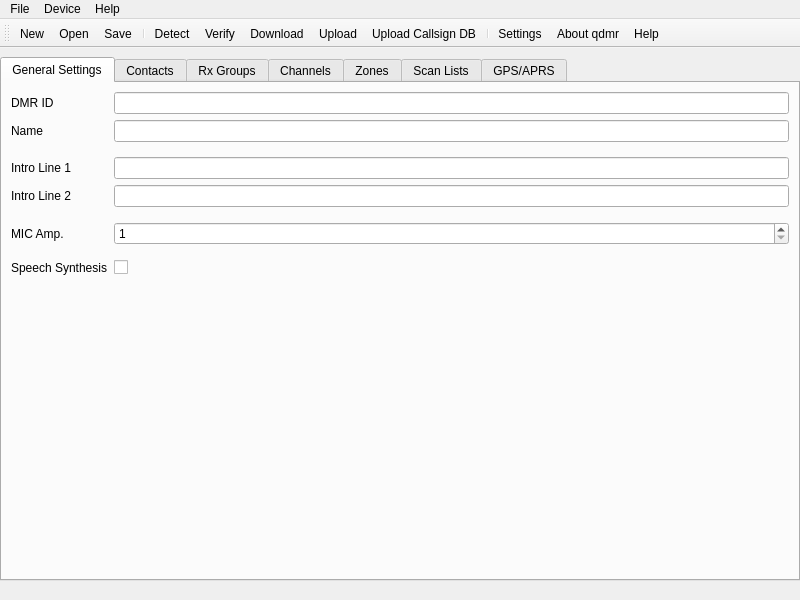
Old version of the form shared/mainwindow.ui in the repository hmatuschek/qdmr.
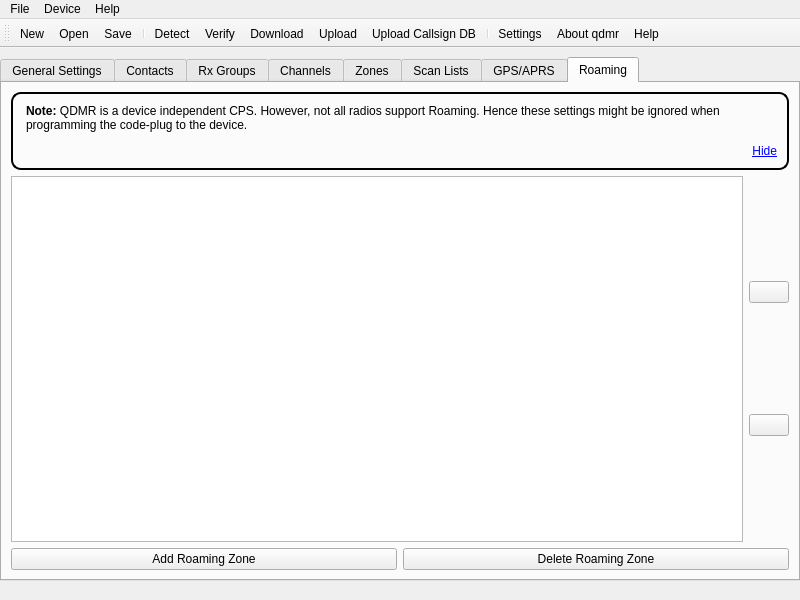
New version of the form. The open tabs and pages were chosen to show the change. Icons and pictures are not drawn.

Commit message: Added roaming tab to main window.

Diff of the .ui file:
```diff
--- a/shared/mainwindow.ui
+++ b/shared/mainwindow.ui
@@ -720,6 +720,80 @@
         </item>
        </layout>
       </widget>
+      <widget class="QWidget" name="tabRoaming">
+       <attribute name="title">
+        <string>Roaming</string>
+       </attribute>
+       <layout class="QVBoxLayout" name="verticalLayout_20">
+        <item>
+         <widget class="QLabel" name="roamingNote">
+          <property name="styleSheet">
+           <string notr="true">padding:10px;border: 2px solid black; border-radius: 10px;</string>
+          </property>
+          <property name="text">
+           <string>&lt;html&gt;&lt;head/&gt;&lt;body&gt;&lt;p&gt;&lt;span style=&quot; font-weight:600;&quot;&gt;Note:&lt;/span&gt; QDMR is a device independent CPS. However, not all radios support Roaming. Hence these settings might be ignored when programming the code-plug to the device. &lt;/p&gt;&lt;p align=&quot;right&quot;&gt;&lt;a href=&quot;#hide&quot;&gt;&lt;span style=&quot; text-decoration: underline; color:#0000ff;&quot;&gt;Hide&lt;/span&gt;&lt;/a&gt;&lt;/p&gt;&lt;/body&gt;&lt;/html&gt;</string>
+          </property>
+          <property name="textFormat">
+           <enum>Qt::RichText</enum>
+          </property>
+          <property name="wordWrap">
+           <bool>true</bool>
+          </property>
+         </widget>
+        </item>
+        <item>
+         <layout class="QHBoxLayout" name="horizontalLayout_13">
+          <item>
+           <widget class="QListView" name="roamingZoneList"/>
+          </item>
+          <item>
+           <layout class="QVBoxLayout" name="verticalLayout_21">
+            <item>
+             <widget class="QPushButton" name="roamingUp">
+              <property name="text">
+               <string/>
+              </property>
+              <property name="icon">
+               <iconset resource="resources.qrc">
+                <normaloff>:/icons/up.png</normaloff>:/icons/up.png</iconset>
+              </property>
+             </widget>
+            </item>
+            <item>
+             <widget class="QPushButton" name="roamingDown">
+              <property name="text">
+               <string/>
+              </property>
+              <property name="icon">
+               <iconset resource="resources.qrc">
+                <normaloff>:/icons/down.png</normaloff>:/icons/down.png</iconset>
+              </property>
+             </widget>
+            </item>
+           </layout>
+          </item>
+         </layout>
+        </item>
+        <item>
+         <layout class="QHBoxLayout" name="horizontalLayout_14">
+          <item>
+           <widget class="QPushButton" name="addRoaming">
+            <property name="text">
+             <string>Add Roaming Zone</string>
+            </property>
+           </widget>
+          </item>
+          <item>
+           <widget class="QPushButton" name="remRoaming">
+            <property name="text">
+             <string>Delete Roaming Zone</string>
+            </property>
+           </widget>
+          </item>
+         </layout>
+        </item>
+       </layout>
+      </widget>
      </widget>
     </item>
    </layout>
```
